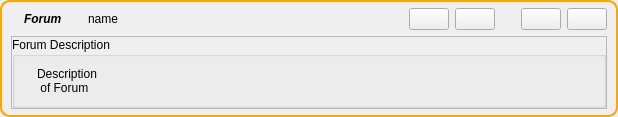
RetroShare/RetroShare, file retroshare-gui/src/gui/feeds/ForumNewItem.ui: the form before one commit.
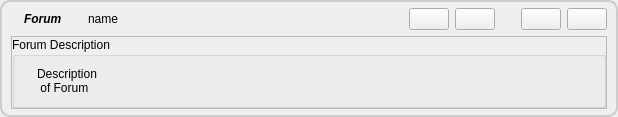
The form after the commit. Icons and pictures are not drawn.

Commit message: Renamed "Accept Friend Request" Button to "Confirm", set correct stylesheet for new forum item

```diff
--- a/retroshare-gui/src/gui/feeds/ForumNewItem.ui
+++ b/retroshare-gui/src/gui/feeds/ForumNewItem.ui
@@ -26,9 +26,9 @@
       </sizepolicy>
      </property>
      <property name="styleSheet">
-      <string notr="true">QFrame#frame{border: 2px solid orange;
+      <string notr="true">QFrame#frame{border: 2px solid #CCCCCC; 
 background: qlineargradient(x1: 0, y1: 0, x2: 0, y2: 1,
-                                     stop: 0 #F7B552, stop: 1 #FB8428);
+stop: 0 #EEEEEE, stop: 1 #CCCCCC);
 border-radius: 10px}</string>
      </property>
      <property name="frameShape">
```
Left out of the diff: 1 changed line with no effect on the pictures. The commit also changes 1 other file.
